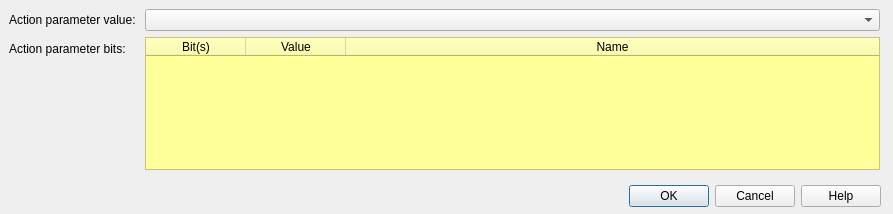
This is src/cdlgactionparam.ui in grodansparadis/vscp-works-qt as Qt 5 draws it before an edit. The edited form follows.
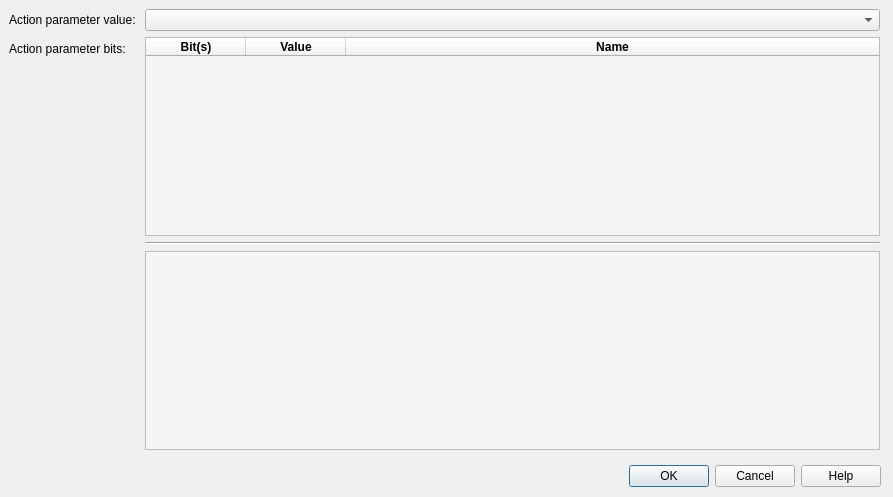
This is the edited form.

Commit message: Testing param widgets

The edit to the form file:
```diff
--- a/src/cdlgactionparam.ui
+++ b/src/cdlgactionparam.ui
@@ -7,7 +7,7 @@
     <x>0</x>
     <y>0</y>
     <width>893</width>
-    <height>214</height>
+    <height>497</height>
    </rect>
   </property>
   <property name="windowTitle">
@@ -20,7 +20,7 @@
    <property name="geometry">
     <rect>
      <x>10</x>
-     <y>180</y>
+     <y>460</y>
      <width>871</width>
      <height>32</height>
     </rect>
@@ -38,7 +38,7 @@
      <x>9</x>
      <y>9</y>
      <width>871</width>
-     <height>161</height>
+     <height>441</height>
     </rect>
    </property>
    <layout class="QFormLayout" name="formLayout">
@@ -56,13 +56,20 @@
       </property>
      </widget>
     </item>
+    <item row="1" column="0">
+     <widget class="QLabel" name="labelBitList">
+      <property name="text">
+       <string>Action parameter bits: </string>
+      </property>
+     </widget>
+    </item>
     <item row="1" column="1">
      <widget class="QTableWidget" name="tableWidgetBits">
       <property name="autoFillBackground">
        <bool>false</bool>
       </property>
       <property name="styleSheet">
-       <string notr="true">background-color: rgb(255, 255, 153);</string>
+       <string notr="true">background-color: rgb(246, 245, 244);</string>
       </property>
       <property name="selectionMode">
        <enum>QAbstractItemView::SingleSelection</enum>
@@ -80,6 +87,12 @@
        <property name="text">
         <string>Bit(s)</string>
        </property>
+       <property name="font">
+        <font>
+         <weight>75</weight>
+         <bold>true</bold>
+        </font>
+       </property>
        <property name="textAlignment">
         <set>AlignCenter</set>
        </property>
@@ -104,6 +117,12 @@
        <property name="text">
         <string>Value</string>
        </property>
+       <property name="font">
+        <font>
+         <weight>75</weight>
+         <bold>true</bold>
+        </font>
+       </property>
        <property name="textAlignment">
         <set>AlignCenter</set>
        </property>
@@ -119,6 +138,12 @@
        <property name="text">
         <string>Name</string>
        </property>
+       <property name="font">
+        <font>
+         <weight>75</weight>
+         <bold>true</bold>
+        </font>
+       </property>
        <property name="background">
         <color>
          <red>98</red>
@@ -129,10 +154,24 @@
       </column>
      </widget>
     </item>
-    <item row="1" column="0">
-     <widget class="QLabel" name="labelBitList">
-      <property name="text">
-       <string>Action parameter bits: </string>
+    <item row="3" column="1">
+     <widget class="QTextBrowser" name="infoArea">
+      <property name="styleSheet">
+       <string notr="true">background-color: rgb(246, 245, 244);</string>
+      </property>
+      <property name="html">
+       <string>&lt;!DOCTYPE HTML PUBLIC &quot;-//W3C//DTD HTML 4.0//EN&quot; &quot;http://www.w3.org/TR/REC-html40/strict.dtd&quot;&gt;
+&lt;html&gt;&lt;head&gt;&lt;meta name=&quot;qrichtext&quot; content=&quot;1&quot; /&gt;&lt;style type=&quot;text/css&quot;&gt;
+p, li { white-space: pre-wrap; }
+&lt;/style&gt;&lt;/head&gt;&lt;body style=&quot; font-family:'Ubuntu'; font-size:11pt; font-weight:400; font-style:normal;&quot;&gt;
+&lt;p style=&quot;-qt-paragraph-type:empty; margin-top:0px; margin-bottom:0px; margin-left:0px; margin-right:0px; -qt-block-indent:0; text-indent:0px;&quot;&gt;&lt;br /&gt;&lt;/p&gt;&lt;/body&gt;&lt;/html&gt;</string>
+      </property>
+     </widget>
+    </item>
+    <item row="2" column="1">
+     <widget class="Line" name="line">
+      <property name="orientation">
+       <enum>Qt::Horizontal</enum>
       </property>
      </widget>
     </item>
```
The commit also changes 3 other files.
